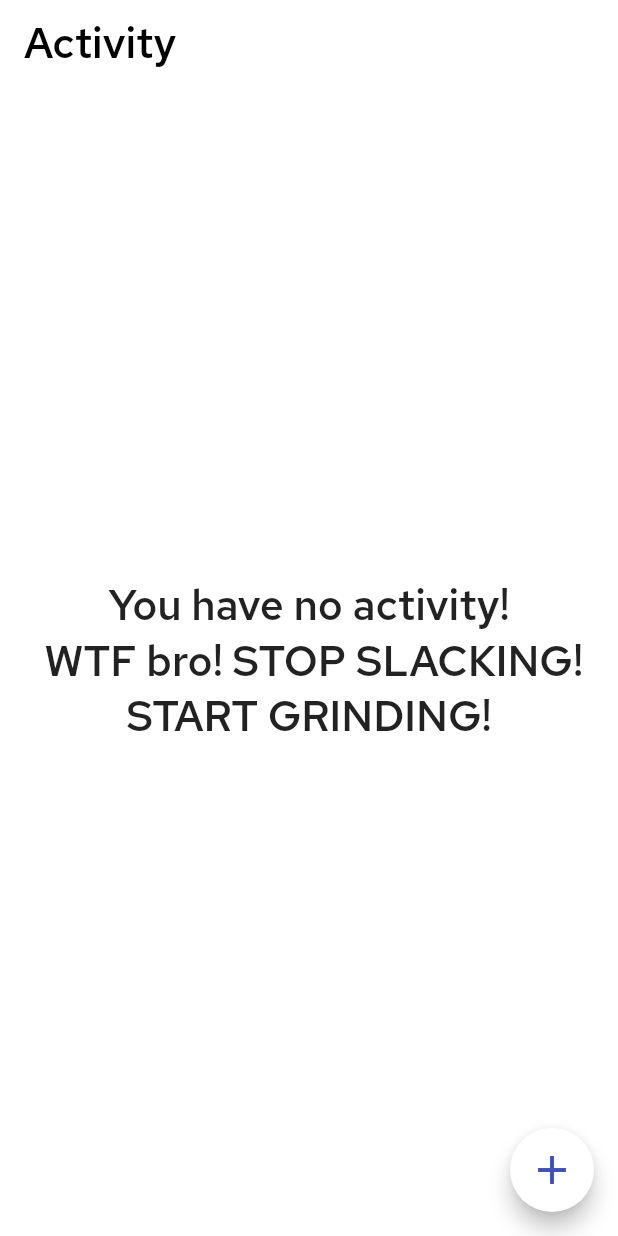
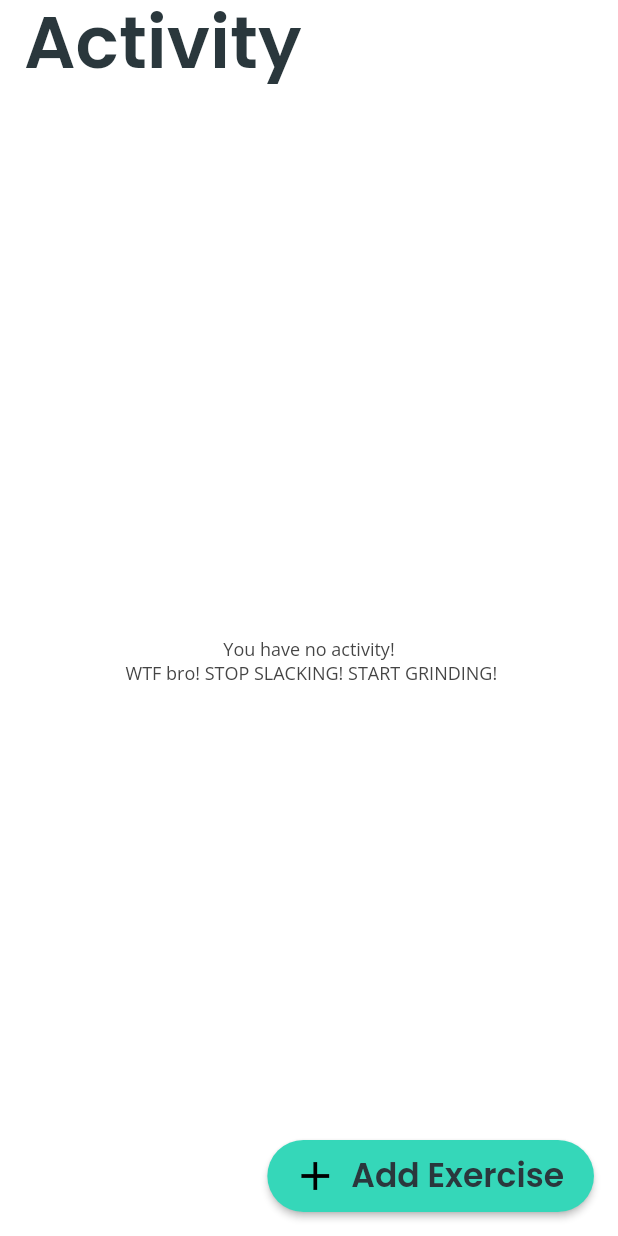
Before and after one commit to M4TTRX/spotme, a Flutter app: the screen it shows once a user with an empty profile is signed in, on a phone screen of 412 x 824 dp. Run offline on Flutter 3.47's test engine with Material 2 defaults, Android fonts, the phone set to English and light mode, and no system bars; our stand-ins replace cloud_firestore, firebase_auth, firebase_core, flutter_spinkit, google_fonts, shared_preferences; accounts and stored records are empty.

Commit message:
Createrd a new theme

```diff
--- a/lib/main.dart
+++ b/lib/main.dart
@@ -3,7 +3,9 @@ import 'package:flutter/material.dart';
 import 'package:flutter/services.dart';
 
 import 'package:home_workouts/model/account_model.dart';
+import 'package:home_workouts/model/account_model.dart';
 import 'package:home_workouts/service/auth_service.dart';
+import 'package:home_workouts/theme/theme_Data.dart';
 import 'package:home_workouts/views/auth_wrapper.dart';
 import 'package:provider/provider.dart';
 
@@ -18,15 +20,14 @@ class App extends StatelessWidget {
         builder: (context, snapshot) {
           SystemChrome.setSystemUIOverlayStyle(SystemUiOverlayStyle(
               statusBarBrightness: Brightness.light,
+              statusBarColor: Colors.white,
               systemNavigationBarColor: Colors.white,
               systemNavigationBarIconBrightness: Brightness.dark));
           return StreamProvider<Account>.value(
             value: AuthService().user,
             initialData: Account(),
             child: MaterialApp(
-              theme: ThemeData(
-                primarySwatch: Colors.indigo,
-              ),
+              theme: THEME,
               home: AuthWrapper(),
             ),
           );
--- /dev/null
+++ b/lib/theme/theme_Data.dart
@@ -0,0 +1,76 @@
+import 'package:flutter/material.dart';
+import 'package:google_fonts/google_fonts.dart';
+
+// Color values
+const int _primaryColorVal = 0xFF35D7B9;
+const int _primaryColorTextVal = 0xFF1F816F;
+const int _darkColourVal = 0xFF2A373C;
+const int _darkGreyVal = 0xFF444444;
+const int _highlightColorVal = 0x33FFFFFF;
+
+// Text colors
+const _textColor = Color(_darkColourVal);
+const _lighterText = Color(_darkGreyVal);
+const _primaryColoredText = Color(_primaryColorTextVal);
+
+final THEME = ThemeData(
+  // Light vs dark mode
+  brightness: Brightness.light,
+
+  // Define Colours
+  primaryColor: Color(_primaryColorVal),
+  accentColor: Color(_primaryColorVal),
+  splashColor: Color(_highlightColorVal),
+  highlightColor: Color(_highlightColorVal),
+
+  // Define Text theme
+  textTheme: TextTheme(
+    headline6: GoogleFonts.poppins(
+        textStyle: TextStyle(
+      fontSize: 48,
+      fontWeight: FontWeight.w600,
+      color: _textColor,
+    )),
+
+    // headline1 (Menu Header) is used to represent large headlines like a date
+    headline1: GoogleFonts.openSans(
+        textStyle: TextStyle(
+      fontSize: 14,
+      fontWeight: FontWeight.w500,
+      color: _primaryColoredText,
+    )),
+
+    // headline2 is used for the Floating Action Button
+    headline2: GoogleFonts.poppins(
+        textStyle: TextStyle(
+      fontSize: 22,
+      fontWeight: FontWeight.w600,
+      color: _textColor,
+    )),
+
+    // headline3 (Exercise Menu) is used to exercises usually
+    //to display title of exercises
+    headline3: GoogleFonts.poppins(
+        textStyle: TextStyle(
+      fontSize: 18,
+      fontWeight: FontWeight.w600,
+      color: _textColor,
+    )),
+
+    // bodyText2 used for smaller info
+    bodyText2: GoogleFonts.openSans(
+        textStyle: TextStyle(
+      fontSize: 12,
+      fontWeight: FontWeight.w400,
+      color: _lighterText,
+    )),
+
+    // This style is used for most buttons
+    button: GoogleFonts.poppins(
+        textStyle: TextStyle(
+      fontSize: 18,
+      fontWeight: FontWeight.w500,
+      color: _textColor,
+    )),
+  ),
+);
--- a/lib/views/activity/activity_view.dart
+++ b/lib/views/activity/activity_view.dart
@@ -1,15 +1,11 @@
 import 'package:flutter/material.dart';
+import 'package:flutter/services.dart';
 import 'package:home_workouts/helpers/date_time_helper.dart';
-import 'package:home_workouts/model/account_model.dart';
-import 'package:home_workouts/model/exercise_set.dart';
 
 import 'package:home_workouts/service/service.dart';
 import 'package:home_workouts/views/exercise/exercise_view.dart';
-import 'package:home_workouts/views/shared/loading_view.dart';
 
 import 'package:home_workouts/views/shared/scroll_behavior.dart';
-import 'package:home_workouts/views/shared/text/headings.dart';
-import 'package:home_workouts/views/shared/text/simple_text.dart';
 
 import 'package:home_workouts/model/exercise_model.dart';
 import 'package:home_workouts/views/shared/padding.dart';
@@ -47,10 +43,6 @@ class _ActivityViewState extends State<ActivityView> {
             width: MediaQuery.of(context).size.width * 1,
             child: Text(
               "You have no activity! \n WTF bro! STOP SLACKING! START GRINDING!",
-              style: TextStyle(
-                fontSize: 28,
-                fontFamily: "Red Hat Text",
-              ),
               textAlign: TextAlign.center,
             ),
           ),
@@ -64,23 +56,19 @@ class _ActivityViewState extends State<ActivityView> {
       if (!isSameDay(currDay!, exercise.createDate!)) {
         activityViewBody.add(
           Padding(
-            padding: const EdgeInsets.only(bottom: 1.0),
-            child: Heading1(
+            padding: const EdgeInsets.only(top: 8, bottom: 8),
+            child: Text(
               toPrettyString(exercise.createDate!),
-              color: Colors.indigo,
+              style: Theme.of(context).textTheme.headline1,
             ),
           ),
         );
-        activityViewBody.add(Divider(
-          thickness: 2,
-          height: 16,
-        ));
         currDay = exercise.createDate;
       }
       activityViewBody.add(Container(
-        padding: const EdgeInsets.only(bottom: 8.0),
         child: InkWell(
           onTap: () {
+            HapticFeedback.mediumImpact();
             Navigator.of(this.context)
                 .push(MaterialPageRoute(builder: (context) {
               return ExerciseView(
@@ -89,22 +77,26 @@ class _ActivityViewState extends State<ActivityView> {
               );
             }));
           },
-          child: Row(
+          child: Column(
             mainAxisAlignment: MainAxisAlignment.start,
+            crossAxisAlignment: CrossAxisAlignment.start,
             children: <Widget>[
-              Body(
-                exercise.type!.toUpperCase(),
+              Divider(
+                thickness: 0.75,
+                height: 1,
               ),
-              WhiteSpace(),
-              Card(
-                elevation: 0,
-                shape: RoundedRectangleBorder(
-                  borderRadius: BorderRadius.all(Radius.circular(16)),
+              Padding(
+                padding: const EdgeInsets.only(top: 4.0),
+                child: Text(
+                  exercise.type!,
+                  style: Theme.of(context).textTheme.headline3,
                 ),
-                color: Colors.grey[200],
-                child: Padding(
-                  padding: const EdgeInsets.symmetric(horizontal: 16.0),
-                  child: SimpleText(exercise.getDisplayAmount()),
+              ),
+              Padding(
+                padding: const EdgeInsets.only(bottom: 8.0),
+                child: Text(
+                  exercise.getDisplayAmount(),
+                  style: Theme.of(context).textTheme.bodyText2,
                 ),
               ),
             ],
--- a/lib/views/main_navigation/main_navigarion_view.dart
+++ b/lib/views/main_navigation/main_navigarion_view.dart
@@ -26,15 +26,20 @@ class _MainNavigationViewState extends State<MainNavigationView> {
         builder: (context, Account account, Widget? widget) {
       this.service = AppService(account: account);
       return Scaffold(
-        floatingActionButton: FloatingActionButton(
-          backgroundColor: Colors.white,
-          foregroundColor: Colors.indigo,
+        floatingActionButton: FloatingActionButton.extended(
           onPressed: () async {
             HapticFeedback.mediumImpact();
             await _addExercise(context);
             setState(() {});
           },
-          child: Icon(
+          elevation: 2,
+          focusElevation: 3,
+          highlightElevation: 4,
+          label: Text(
+            "Add Exercise",
+            style: Theme.of(context).textTheme.headline2,
+          ),
+          icon: Icon(
             Icons.add,
             size: 32,
           ),
@@ -91,7 +96,10 @@ class _MainNavigationViewState extends State<MainNavigationView> {
         break;
       case SelectedScreen.ACTIVITY:
         {
-          return TitleText("Activity");
+          return Text(
+            "Activity",
+            style: Theme.of(context).textTheme.headline6,
+          );
         }
         break;
       case SelectedScreen.ACCOUNT:
--- a/resources/colors.dart
+++ /dev/null
@@ -1,3 +0,0 @@
-import 'package:flutter/material.dart';
-
-const PRIMARY_COLOR = Colors.green;
```
Also changed, not shown: resources/text_styles/text_styles.dart (deleted).
